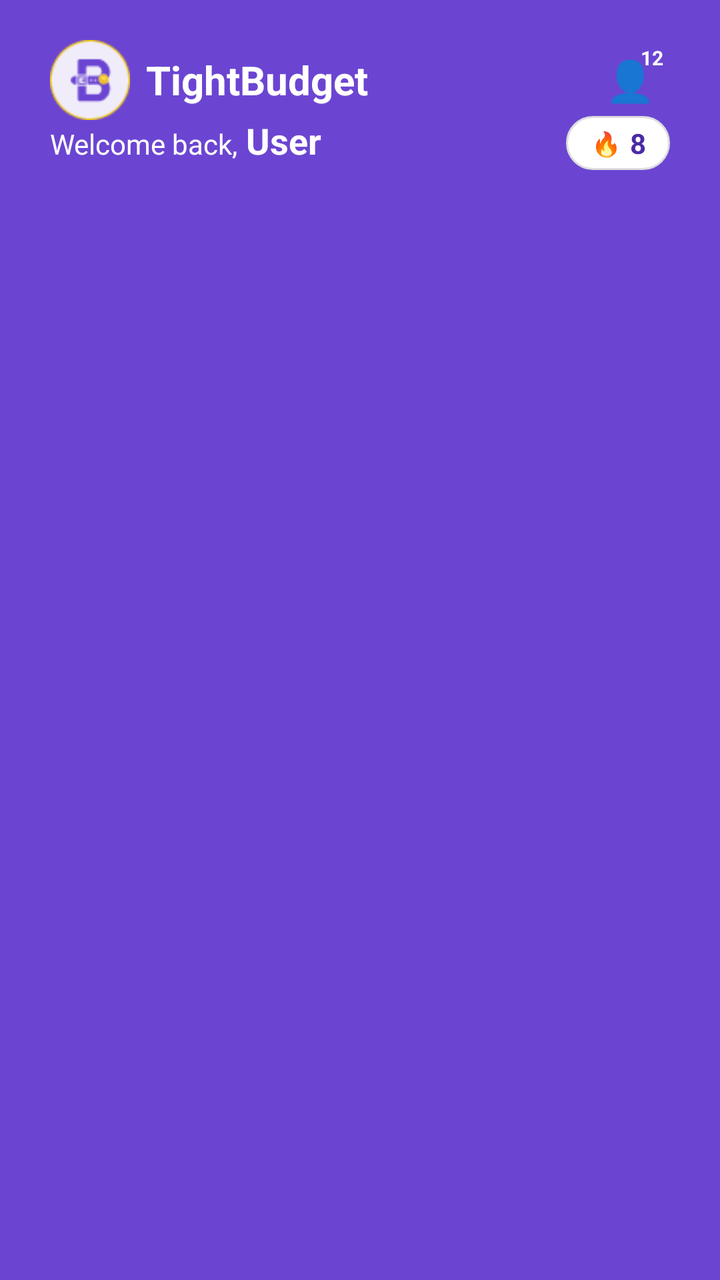
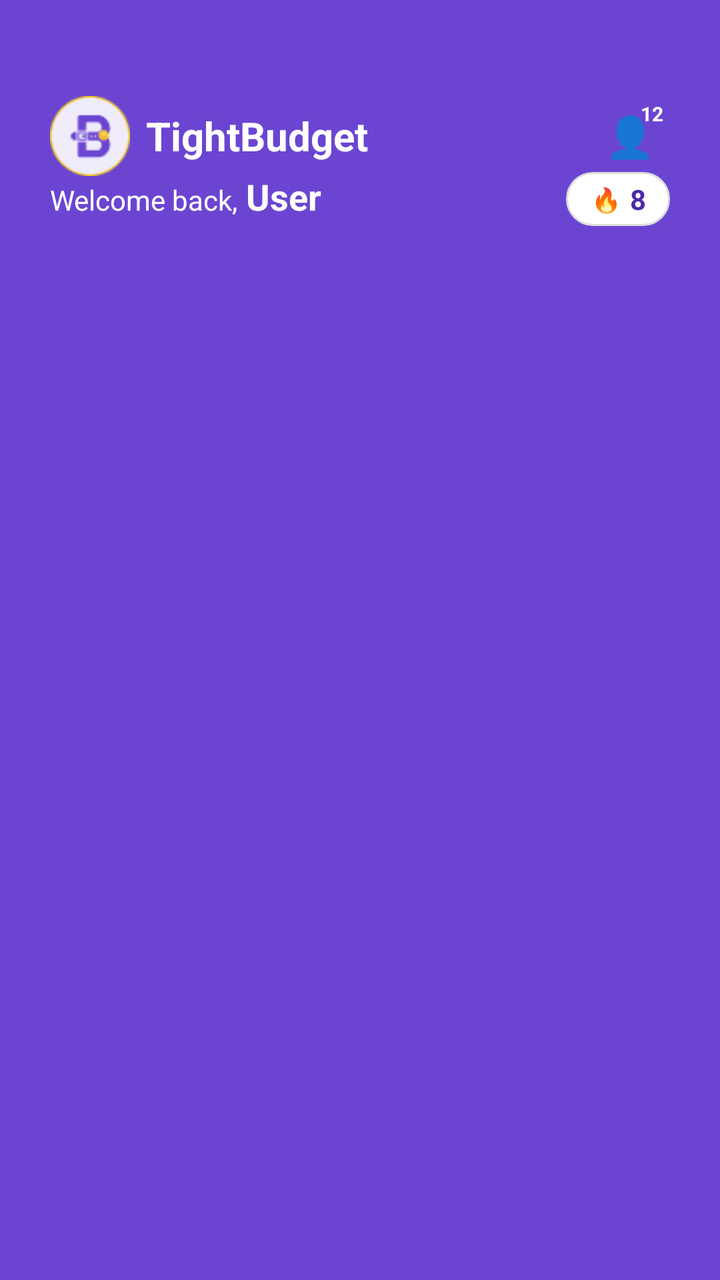

An Android layout rendered at two revisions. The XML below is the earlier revision; the diff shows what the commit changed to produce the second picture.
<!-- AndroidManifest.xml: application theme Theme.TightBudget -->
<!-- res/layout/component_dashboard_header.xml -->
<?xml version="1.0" encoding="utf-8"?>
<FrameLayout xmlns:android="http://schemas.android.com/apk/res/android"
    android:id="@+id/headerFrame"
    android:layout_width="match_parent"
    android:layout_height="wrap_content"
    android:background="@color/primary_purple_light"
    android:paddingTop="8dp"
    android:paddingBottom="8dp">

    
    <LinearLayout
        android:id="@+id/appBranding"
        android:layout_width="wrap_content"
        android:layout_height="wrap_content"
        android:layout_marginStart="25dp"
        android:layout_marginTop="12dp"
        android:orientation="horizontal"
        android:gravity="center_vertical">
        <ImageView
            android:layout_width="40dp"
            android:layout_height="40dp"
            android:src="@drawable/app_icon"
            android:contentDescription="TightBudget Logo" />
        <TextView
            android:layout_width="wrap_content"
            android:layout_height="wrap_content"
            android:text="@string/app_name"
            android:textColor="@color/white"
            android:textSize="20sp"
            android:textStyle="bold"
            android:layout_marginStart="8dp" />
    </LinearLayout>

    
    <LinearLayout
        android:layout_width="wrap_content"
        android:layout_height="wrap_content"
        android:layout_marginStart="25dp"
        android:layout_marginTop="50dp"
        android:orientation="horizontal">
        <TextView
            android:id="@+id/welcomeText"
            android:layout_width="wrap_content"
            android:layout_height="wrap_content"
            android:text="Welcome back,"
            android:textColor="@color/white"
            android:textSize="14sp" />
        <TextView
            android:id="@+id/usernameText"
            android:layout_width="wrap_content"
            android:layout_height="wrap_content"
            android:text="User"
            android:textColor="@color/white"
            android:textSize="18sp"
            android:textStyle="bold"
            android:layout_marginStart="4dp" />
    </LinearLayout>

    
    <FrameLayout
        android:id="@+id/profileButton"
        android:layout_width="wrap_content"
        android:layout_height="wrap_content"
        android:layout_gravity="end|top"
        android:layout_marginEnd="25dp"
        android:layout_marginTop="12dp">
        <TextView
            android:layout_width="40dp"
            android:layout_height="40dp"
            android:text="👤"
            android:textSize="20sp"
            android:gravity="center" />
        <TextView
            android:layout_width="18dp"
            android:layout_height="18dp"
            android:layout_gravity="end|top"
            android:gravity="center"
            android:text="12"
            android:textColor="@color/white"
            android:textSize="10sp"
            android:textStyle="bold" />
    </FrameLayout>

    
    <LinearLayout
        android:id="@+id/streakBadge"
        android:layout_width="wrap_content"
        android:layout_height="wrap_content"
        android:background="@drawable/rounded_button"
        android:paddingStart="12dp"
        android:paddingEnd="12dp"
        android:paddingTop="4dp"
        android:paddingBottom="4dp"
        android:orientation="horizontal"
        android:gravity="center_vertical"
        android:layout_gravity="end"
        android:layout_marginEnd="25dp"
        android:layout_marginTop="50dp">
        <TextView
            android:layout_width="16dp"
            android:layout_height="16dp"
            android:text="🔥"
            android:gravity="center"
            android:textSize="12sp" />
        <TextView
            android:layout_width="wrap_content"
            android:layout_height="wrap_content"
            android:text="8"
            android:textColor="@color/primary_purple_dark"
            android:textSize="14sp"
            android:textStyle="bold"
            android:layout_marginStart="4dp" />
    </LinearLayout>
</FrameLayout>
<!-- resources referenced by this layout -->
<resources>
  <color name="primary_purple_dark">#4A2BA6</color>
  <color name="primary_purple_light">#6B45D2</color>
  <color name="white">#FFFFFFFF</color>
  <!-- drawable app_icon: png bitmap (drawable, 2063 bytes) -->
  <!-- drawable rounded_button (drawable) -->
  <?xml version="1.0" encoding="utf-8"?>
  <shape xmlns:android="http://schemas.android.com/apk/res/android"
      android:shape="rectangle">
  
      
      <solid android:color="@android:color/white" />
  
      
      <corners android:radius="16dp" />
  
      
      <stroke
          android:width="1dp"
          android:color="@color/border_color" />
  
      
      <padding
          android:left="12dp"
          android:top="12dp"
          android:right="12dp"
          android:bottom="12dp" />
  </shape>
  <string name="app_name">TightBudget</string>
  <style name="Theme.TightBudget" parent="Base.Theme.TightBudget" />
  <color name="border_color">#DDDDDD</color>
  <style name="Base.Theme.TightBudget" parent="Theme.Material3.DayNight.NoActionBar">
          <item name="android:windowTranslucentNavigation">false</item>
          <item name="android:navigationBarColor">@color/primary_purple_light</item>
          <item name="android:statusBarColor">@android:color/transparent</item>
          <item name="android:windowDrawsSystemBarBackgrounds">true</item>
      </style>
</resources>

<!-- the commit's change to res/layout/component_dashboard_header.xml (unified diff, before → after) -->
@@ -4,8 +4,11 @@
     android:layout_width="match_parent"
     android:layout_height="wrap_content"
     android:background="@color/primary_purple_light"
-    android:paddingTop="8dp"
+    android:fitsSystemWindows="true"
+    android:clipToPadding="false"
+    android:paddingTop="36dp"
     android:paddingBottom="8dp">
+
 
     
     <LinearLayout
